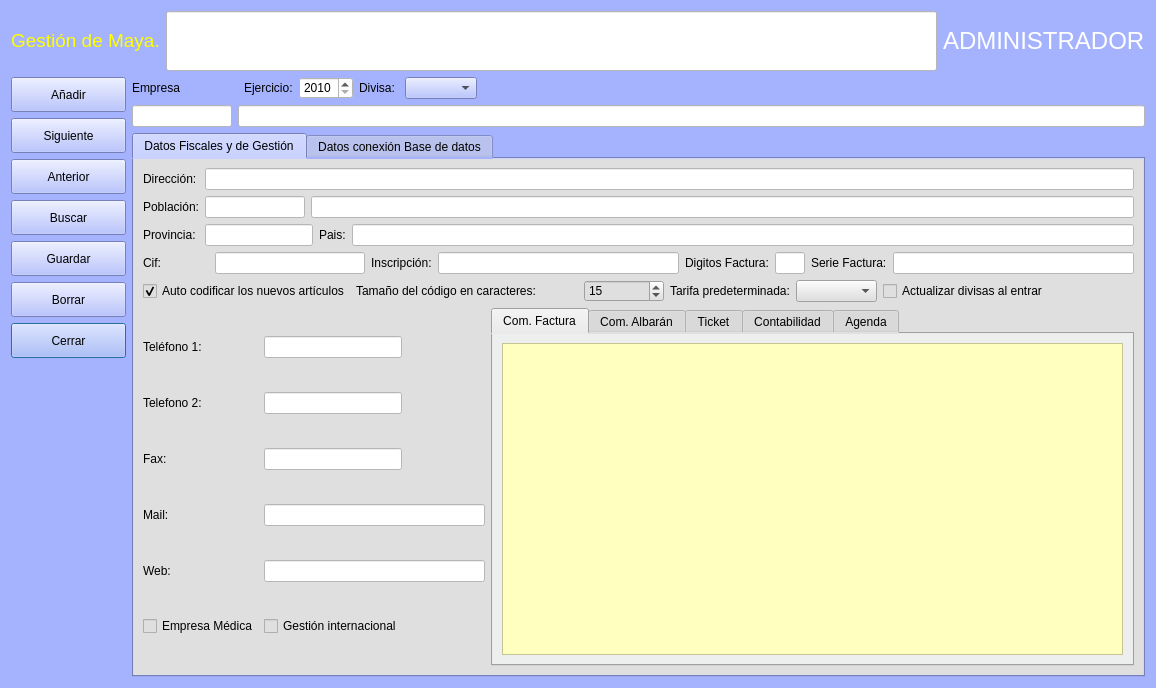
arcnexus/RedFoX, file Zona_Administrador/frmempresas.ui: the form before one commit.
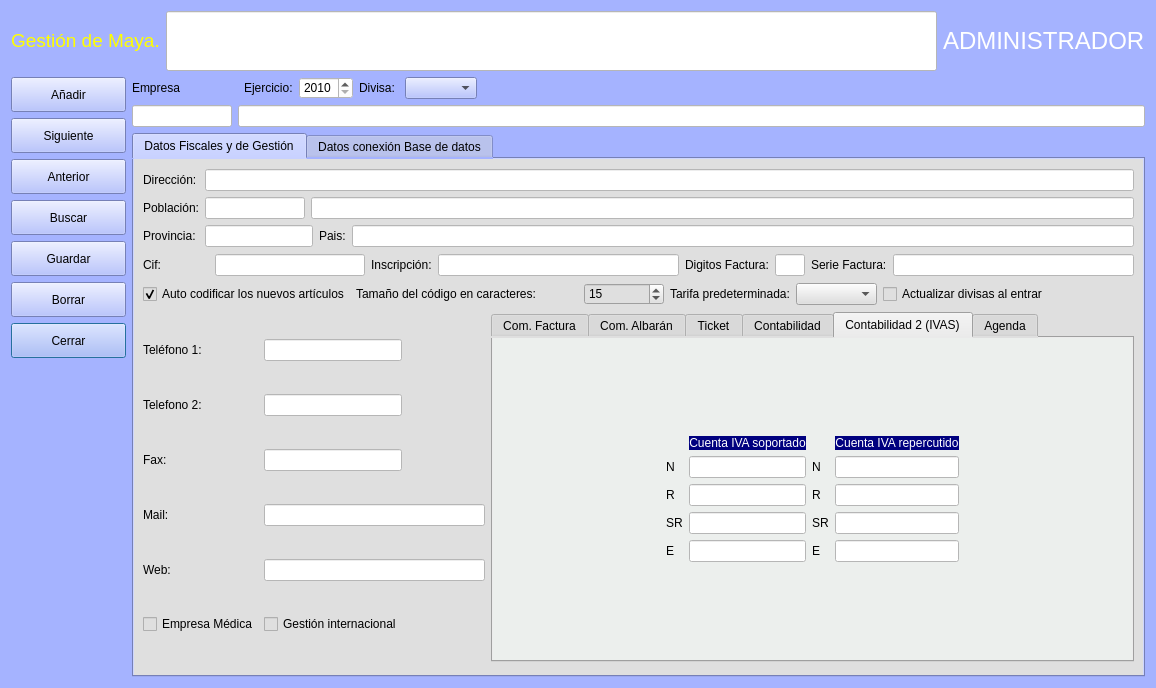
The form after the commit. The open tabs and pages were chosen to show the change. Icons and pictures are not drawn.

```diff
--- a/Zona_Administrador/frmempresas.ui
+++ b/Zona_Administrador/frmempresas.ui
@@ -763,6 +763,18 @@
          </item>
          <item row="3" column="2" colspan="6">
           <widget class="QTabWidget" name="tabWidget_2">
+           <property name="minimumSize">
+            <size>
+             <width>0</width>
+             <height>0</height>
+            </size>
+           </property>
+           <property name="maximumSize">
+            <size>
+             <width>16777215</width>
+             <height>350</height>
+            </size>
+           </property>
            <property name="currentIndex">
             <number>0</number>
            </property>
@@ -936,6 +948,255 @@
                 <number>8</number>
                </property>
               </widget>
+             </item>
+             <item row="5" column="0">
+              <widget class="QLabel" name="label_12">
+               <property name="text">
+                <string>Cuenta de venta de mercaderías:</string>
+               </property>
+              </widget>
+             </item>
+             <item row="6" column="0">
+              <widget class="QLabel" name="label_37">
+               <property name="text">
+                <string>Cuenta de venta (prestación de servicios):</string>
+               </property>
+              </widget>
+             </item>
+             <item row="5" column="2">
+              <widget class="QLineEdit" name="txtCuenta_venta_mercaderias">
+               <property name="styleSheet">
+                <string notr="true">background-color: rgb(255, 255, 255);</string>
+               </property>
+              </widget>
+             </item>
+             <item row="7" column="0">
+              <spacer name="verticalSpacer_2">
+               <property name="orientation">
+                <enum>Qt::Vertical</enum>
+               </property>
+               <property name="sizeHint" stdset="0">
+                <size>
+                 <width>20</width>
+                 <height>40</height>
+                </size>
+               </property>
+              </spacer>
+             </item>
+             <item row="6" column="2">
+              <widget class="QLineEdit" name="txtCuenta_venta_servicios">
+               <property name="styleSheet">
+                <string notr="true">background-color: rgb(255, 255, 255);</string>
+               </property>
+              </widget>
+             </item>
+            </layout>
+           </widget>
+           <widget class="QWidget" name="tab_5">
+            <property name="styleSheet">
+             <string notr="true">background-color: #ecefed;</string>
+            </property>
+            <attribute name="title">
+             <string>Contabilidad 2 (IVAS)</string>
+            </attribute>
+            <layout class="QGridLayout" name="gridLayout_16">
+             <item row="0" column="1">
+              <spacer name="verticalSpacer_3">
+               <property name="orientation">
+                <enum>Qt::Vertical</enum>
+               </property>
+               <property name="sizeHint" stdset="0">
+                <size>
+                 <width>20</width>
+                 <height>40</height>
+                </size>
+               </property>
+              </spacer>
+             </item>
+             <item row="1" column="1">
+              <layout class="QGridLayout" name="gridLayout_13">
+               <item row="0" column="1">
+                <widget class="QLabel" name="label_38">
+                 <property name="styleSheet">
+                  <string notr="true">background-color: rgb(0, 0, 127);
+border-color: rgb(0, 0, 42);
+color: rgb(255, 255, 255);</string>
+                 </property>
+                 <property name="text">
+                  <string>Cuenta IVA soportado</string>
+                 </property>
+                 <property name="alignment">
+                  <set>Qt::AlignCenter</set>
+                 </property>
+                </widget>
+               </item>
+               <item row="0" column="3">
+                <widget class="QLabel" name="label_39">
+                 <property name="styleSheet">
+                  <string notr="true">background-color: rgb(0, 0, 127);
+border-color: rgb(0, 0, 42);
+color: rgb(255, 255, 255);</string>
+                 </property>
+                 <property name="text">
+                  <string>Cuenta IVA repercutido</string>
+                 </property>
+                 <property name="alignment">
+                  <set>Qt::AlignCenter</set>
+                 </property>
+                </widget>
+               </item>
+               <item row="1" column="0">
+                <widget class="QLabel" name="label_40">
+                 <property name="text">
+                  <string>N</string>
+                 </property>
+                </widget>
+               </item>
+               <item row="1" column="1">
+                <widget class="QLineEdit" name="ivasoportado1">
+                 <property name="styleSheet">
+                  <string notr="true">background-color: rgb(255, 255, 255);</string>
+                 </property>
+                </widget>
+               </item>
+               <item row="1" column="2">
+                <widget class="QLabel" name="label_62">
+                 <property name="text">
+                  <string>N</string>
+                 </property>
+                </widget>
+               </item>
+               <item row="1" column="3">
+                <widget class="QLineEdit" name="ivarepercutido1">
+                 <property name="styleSheet">
+                  <string notr="true">background-color: rgb(255, 255, 255);</string>
+                 </property>
+                </widget>
+               </item>
+               <item row="2" column="0">
+                <widget class="QLabel" name="label_59">
+                 <property name="text">
+                  <string>R</string>
+                 </property>
+                </widget>
+               </item>
+               <item row="2" column="1">
+                <widget class="QLineEdit" name="ivasoportado2">
+                 <property name="styleSheet">
+                  <string notr="true">background-color: rgb(255, 255, 255);</string>
+                 </property>
+                </widget>
+               </item>
+               <item row="2" column="2">
+                <widget class="QLabel" name="label_63">
+                 <property name="text">
+                  <string>R</string>
+                 </property>
+                </widget>
+               </item>
+               <item row="2" column="3">
+                <widget class="QLineEdit" name="ivarepercutido2">
+                 <property name="styleSheet">
+                  <string notr="true">background-color: rgb(255, 255, 255);</string>
+                 </property>
+                </widget>
+               </item>
+               <item row="3" column="0">
+                <widget class="QLabel" name="label_60">
+                 <property name="text">
+                  <string>SR</string>
+                 </property>
+                </widget>
+               </item>
+               <item row="3" column="1">
+                <widget class="QLineEdit" name="ivasoportado3">
+                 <property name="styleSheet">
+                  <string notr="true">background-color: rgb(255, 255, 255);</string>
+                 </property>
+                </widget>
+               </item>
+               <item row="3" column="2">
+                <widget class="QLabel" name="label_64">
+                 <property name="text">
+                  <string>SR</string>
+                 </property>
+                </widget>
+               </item>
+               <item row="3" column="3">
+                <widget class="QLineEdit" name="ivarepercutido3">
+                 <property name="styleSheet">
+                  <string notr="true">background-color: rgb(255, 255, 255);</string>
+                 </property>
+                </widget>
+               </item>
+               <item row="4" column="0">
+                <widget class="QLabel" name="label_61">
+                 <property name="text">
+                  <string>E</string>
+                 </property>
+                </widget>
+               </item>
+               <item row="4" column="1">
+                <widget class="QLineEdit" name="ivasoportado4">
+                 <property name="styleSheet">
+                  <string notr="true">background-color: rgb(255, 255, 255);</string>
+                 </property>
+                </widget>
+               </item>
+               <item row="4" column="2">
+                <widget class="QLabel" name="label_65">
+                 <property name="text">
+                  <string>E</string>
+                 </property>
+                </widget>
+               </item>
+               <item row="4" column="3">
+                <widget class="QLineEdit" name="ivarepercutido4">
+                 <property name="styleSheet">
+                  <string notr="true">background-color: rgb(255, 255, 255);</string>
+                 </property>
+                </widget>
+               </item>
+              </layout>
+             </item>
+             <item row="1" column="0">
+              <spacer name="horizontalSpacer_2">
+               <property name="orientation">
+                <enum>Qt::Horizontal</enum>
+               </property>
+               <property name="sizeHint" stdset="0">
+                <size>
+                 <width>40</width>
+                 <height>20</height>
+                </size>
+               </property>
+              </spacer>
+             </item>
+             <item row="1" column="2">
+              <spacer name="horizontalSpacer_7">
+               <property name="orientation">
+                <enum>Qt::Horizontal</enum>
+               </property>
+               <property name="sizeHint" stdset="0">
+                <size>
+                 <width>40</width>
+                 <height>20</height>
+                </size>
+               </property>
+              </spacer>
+             </item>
+             <item row="2" column="0">
+              <spacer name="verticalSpacer_4">
+               <property name="orientation">
+                <enum>Qt::Vertical</enum>
+               </property>
+               <property name="sizeHint" stdset="0">
+                <size>
+                 <width>20</width>
+                 <height>40</height>
+                </size>
+               </property>
+              </spacer>
              </item>
             </layout>
            </widget>
```
